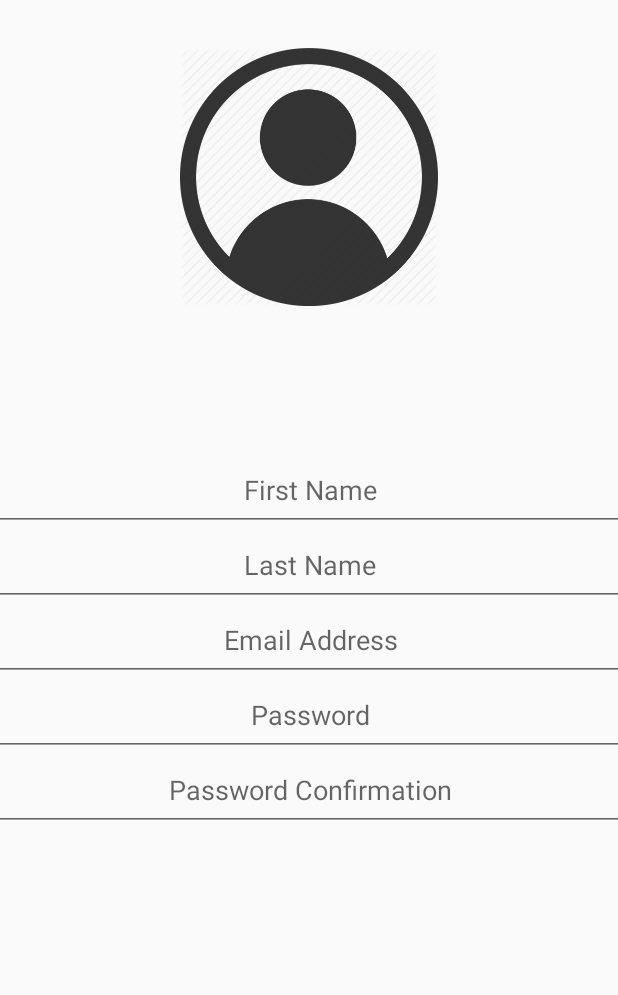
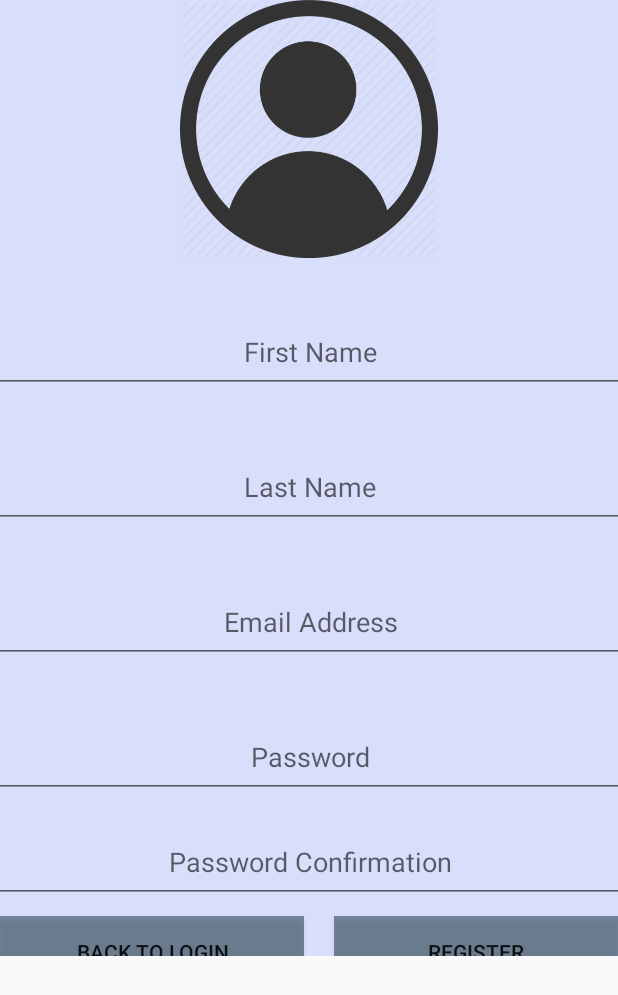
Before and after one commit to sayhimatt/CSE248, an Android app: the screen it shows after launch (MainActivity), after a tap on "Register a new account!", on a phone screen of 412 x 824 dp. Shown: the top 995 px of the screen. Run offline under Robolectric (Android 15) with nearby library versions, the phone set to English and light mode, and no system bars; our stand-ins replace Firebase (no records; nobody signed in at launch, a user with empty details on screens opened directly).

Commit message:
Begun Firebase integration
More edits to login and registry so everything looks nice. My way.

```diff
--- a/CollegeSearchAppProject/app/build.gradle
+++ b/CollegeSearchAppProject/app/build.gradle
@@ -5,7 +5,7 @@ android {
     buildToolsVersion "29.0.2"
     defaultConfig {
         applicationId "com.guidi.collegesearch.main"
-        minSdkVersion 15
+        minSdkVersion 28
         targetSdkVersion 29
         versionCode 1
         versionName "1.0"
@@ -23,7 +23,11 @@ dependencies {
     implementation fileTree(dir: 'libs', include: ['*.jar'])
     implementation 'androidx.appcompat:appcompat:1.0.2'
     implementation 'androidx.constraintlayout:constraintlayout:1.1.3'
+    implementation 'com.google.firebase:firebase-analytics:17.2.0'
+    implementation 'com.google.firebase:firebase-database:16.0.4'
+    implementation 'com.google.firebase:firebase-auth:17.0.0'
     testImplementation 'junit:junit:4.12'
     androidTestImplementation 'androidx.test.ext:junit:1.1.0'
     androidTestImplementation 'androidx.test.espresso:espresso-core:3.1.1'
 }
+apply plugin: 'com.google.gms.google-services'
--- a/CollegeSearchAppProject/app/src/main/AndroidManifest.xml
+++ b/CollegeSearchAppProject/app/src/main/AndroidManifest.xml
@@ -9,7 +9,9 @@
         android:roundIcon="@mipmap/ic_launcher_round"
         android:supportsRtl="true"
         android:theme="@style/AppTheme">
-        <activity android:name=".MainActivity">
+        <activity
+            android:name=".MainActivity"
+            android:configChanges="orientation|keyboardHidden">
             <intent-filter>
                 <action android:name="android.intent.action.MAIN" />
 
--- a/CollegeSearchAppProject/app/src/main/java/com/guidi/collegesearch/main/MainActivity.java
+++ b/CollegeSearchAppProject/app/src/main/java/com/guidi/collegesearch/main/MainActivity.java
@@ -5,20 +5,35 @@ import androidx.appcompat.app.AppCompatActivity;
 import android.os.Bundle;
 import android.view.View;
 
+import com.google.firebase.auth.FirebaseAuth;
+import com.google.firebase.auth.FirebaseUser;
+
 import util.OnClickAssigner;
 
 public class MainActivity extends AppCompatActivity {
-
+    private FirebaseAuth mAuth;
     @Override
     protected void onCreate(Bundle savedInstanceState) {
+        mAuth = FirebaseAuth.getInstance();
         super.onCreate(savedInstanceState);
         setContentView(R.layout.activity_login);
-        OnClickAssigner.loginHandler(findViewById(R.id.login_image_button));
+        OnClickAssigner.loginHandler(findViewById(R.id.main_login_linear_layout), mAuth);
+
+
+    }
+    @Override
+    public void onStart(){
+        super.onStart();
+        FirebaseUser cUser = mAuth.getCurrentUser();
+        //updateUI(cUser);
 
     }
 
 
-
+    public boolean backToLogin(View v){
+        setContentView(R.layout.activity_login);
+        return true;
+    }
     public boolean registerAccount(View v){
         setContentView(R.layout.activity_register);
         return true;
--- a/CollegeSearchAppProject/app/src/main/res/layout/activity_login.xml
+++ b/CollegeSearchAppProject/app/src/main/res/layout/activity_login.xml
@@ -1,5 +1,4 @@
 <?xml version="1.0" encoding="utf-8"?>
-
 
 <ScrollView xmlns:android="http://schemas.android.com/apk/res/android"
     xmlns:app="http://schemas.android.com/apk/res-auto"
@@ -7,7 +6,8 @@
     android:layout_width="match_parent"
     android:layout_height="match_parent"
     android:background="#2C3D5AFE"
-    android:fillViewport="true">
+    android:fillViewport="true"
+    android:windowSoftInputMode="adjustPan|adjustResize">
 
     <androidx.constraintlayout.widget.ConstraintLayout
         android:id="@+id/login_constraint_layout"
--- a/CollegeSearchAppProject/app/src/main/res/layout/activity_register.xml
+++ b/CollegeSearchAppProject/app/src/main/res/layout/activity_register.xml
@@ -2,10 +2,12 @@
 <ScrollView xmlns:android="http://schemas.android.com/apk/res/android"
     xmlns:app="http://schemas.android.com/apk/res-auto"
     xmlns:tools="http://schemas.android.com/tools"
+    android:layout_width="match_parent"
+    android:layout_height="wrap_content"
+    android:background="#2C3D5AFE"
+    android:fillViewport="true"
     android:orientation="vertical"
-    android:fillViewport="true"
-    android:layout_width="match_parent"
-    android:layout_height="match_parent">
+    android:windowSoftInputMode="adjustPan|adjustResize">
 
     <androidx.constraintlayout.widget.ConstraintLayout
         android:layout_width="match_parent"
@@ -17,8 +19,6 @@
             android:id="@+id/register_image_view"
             android:layout_width="196dp"
             android:layout_height="172dp"
-            android:layout_marginTop="32dp"
-            android:layout_marginBottom="100dp"
             app:layout_constraintBottom_toTopOf="@id/inner_registration_constraintl"
             app:layout_constraintLeft_toLeftOf="parent"
             app:layout_constraintRight_toRightOf="parent"
@@ -28,18 +28,21 @@
         <androidx.constraintlayout.widget.ConstraintLayout
             android:id="@+id/inner_registration_constraintl"
             android:layout_width="match_parent"
-            android:layout_height="0dp"
+            android:layout_height="wrap_content"
             app:layout_constraintBottom_toBottomOf="parent"
             app:layout_constraintEnd_toEndOf="parent"
+            app:layout_constraintStart_toStartOf="parent"
             app:layout_constraintTop_toBottomOf="@id/register_image_view">
 
             <EditText
                 android:id="@+id/first_name_editText"
                 android:layout_width="470dp"
                 android:layout_height="50dp"
+                android:layout_margin="20dp"
+                android:gravity="center_horizontal"
                 android:hint="First Name"
+                android:inputType="textPersonName"
                 android:singleLine="true"
-                android:gravity="center_horizontal"
                 app:layout_constraintBottom_toTopOf="@id/last_name_editText"
                 app:layout_constraintEnd_toEndOf="parent"
                 app:layout_constraintStart_toStartOf="parent"
@@ -50,11 +53,12 @@
                 android:id="@+id/last_name_editText"
                 android:layout_width="470dp"
                 android:layout_height="50dp"
+                android:layout_margin="20dp"
                 android:ems="10"
                 android:gravity="center_horizontal"
                 android:hint="Last Name"
+                android:inputType="textPersonName"
                 android:singleLine="true"
-                android:inputType="textPersonName"
                 app:layout_constraintBottom_toTopOf="@+id/email_address_editText"
                 app:layout_constraintEnd_toEndOf="parent"
                 app:layout_constraintStart_toStartOf="parent"
@@ -64,6 +68,7 @@
                 android:id="@+id/email_address_editText"
                 android:layout_width="470dp"
                 android:layout_height="50dp"
+                android:layout_margin="20dp"
                 android:ems="10"
                 android:gravity="center_horizontal"
                 android:hint="@string/email_address"
@@ -78,10 +83,12 @@
                 android:id="@+id/password_one_editText"
                 android:layout_width="470dp"
                 android:layout_height="50dp"
+                android:layout_margin="20dp"
                 android:ems="10"
                 android:gravity="center_horizontal"
                 android:hint="Password"
                 android:inputType="textPassword"
+                app:layout_constraintBottom_toTopOf="@id/password_two_editText"
                 app:layout_constraintEnd_toEndOf="parent"
                 app:layout_constraintStart_toStartOf="parent"
                 app:layout_constraintTop_toBottomOf="@+id/email_address_editText"
@@ -91,14 +98,47 @@
                 android:id="@+id/password_two_editText"
                 android:layout_width="470dp"
                 android:layout_height="50dp"
+                android:layout_marginBottom="15dp"
                 android:ems="10"
                 android:gravity="center_horizontal"
                 android:hint="Password Confirmation"
                 android:inputType="textPassword"
+                app:layout_constraintBottom_toBottomOf="@id/inner_registration_constraintl"
                 app:layout_constraintEnd_toEndOf="parent"
                 app:layout_constraintStart_toStartOf="parent"
                 app:layout_constraintTop_toBottomOf="@+id/password_one_editText"
                 app:layout_constraintVertical_chainStyle="packed" />
+
+            <LinearLayout
+                android:layout_width="match_parent"
+                android:layout_height="wrap_content"
+                android:layout_marginTop="30dp"
+                android:orientation="horizontal"
+                app:layout_constraintBottom_toBottomOf="parent"
+                app:layout_constraintEnd_toEndOf="parent"
+                app:layout_constraintStart_toStartOf="parent"
+                app:layout_constraintTop_toBottomOf="@id/password_two_editText">
+
+                <Button
+                    android:id="@+id/back_to_login_button"
+                    android:layout_width="wrap_content"
+                    android:layout_height="wrap_content"
+                    android:layout_marginRight="10dp"
+                    android:layout_weight="1"
+                    android:background="@color/mattColorButton"
+                    android:backgroundTintMode="add"
+                    android:text="Back to Login"
+                    android:onClick="backToLogin"/>
+
+                <Button
+                    android:id="@+id/register_account_button"
+                    android:layout_width="wrap_content"
+                    android:layout_height="wrap_content"
+                    android:layout_marginLeft="10dp"
+                    android:layout_weight="1"
+                    android:background="@color/mattColorButton"
+                    android:text="Register" />
+            </LinearLayout>
         </androidx.constraintlayout.widget.ConstraintLayout>
 
     </androidx.constraintlayout.widget.ConstraintLayout>
--- a/CollegeSearchAppProject/app/src/main/res/values/colors.xml
+++ b/CollegeSearchAppProject/app/src/main/res/values/colors.xml
@@ -3,4 +3,6 @@
     <color name="colorPrimary">#3d1300</color>
     <color name="colorPrimaryDark">#00303d</color>
     <color name="colorAccent">#24b2d6</color>
+    <color name="mattColorBackground">#2C3D5AFE</color>
+    <color name="mattColorButton">#9A324D5C</color>
 </resources>
--- a/CollegeSearchAppProject/build.gradle
+++ b/CollegeSearchAppProject/build.gradle
@@ -8,7 +8,7 @@ buildscript {
     }
     dependencies {
         classpath 'com.android.tools.build:gradle:3.5.1'
-
+        classpath 'com.google.gms:google-services:4.3.2'
         // NOTE: Do not place your application dependencies here; they belong
         // in the individual module build.gradle files
     }
```
Also changed, not shown: CollegeSearchAppProject/app/src/main/java/util/OnClickAssigner.java (+31 -5 lines), 1 other file.
